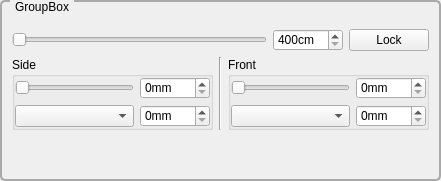
Old version of the form pc/core/widgets/qellipseslider.ui in the repository plule/pfe-costumes.
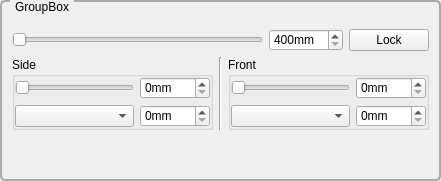
New version of the form. Icons and pictures are not drawn.

Commit message: simple rotation arduino code

Patch:
```diff
--- a/pc/core/widgets/qellipseslider.ui
+++ b/pc/core/widgets/qellipseslider.ui
@@ -85,7 +85,7 @@
            <string notr="true"/>
           </property>
           <property name="suffix">
-           <string>cm</string>
+           <string>mm</string>
           </property>
           <property name="minimum">
            <number>400</number>
```
The commit also changes 1 other file.
